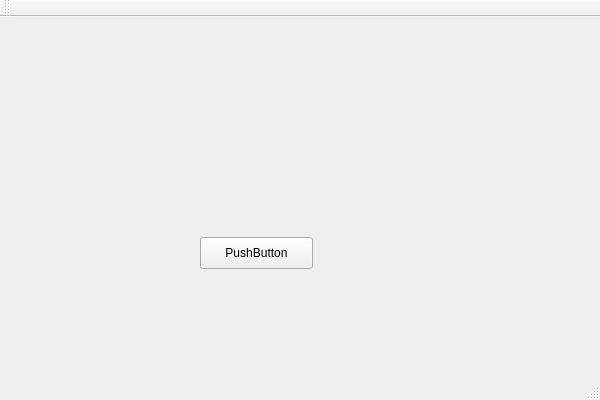
First picture: the form in mainwindow.ui, repository seven1240/trainer-studio-opensource, before the edit.
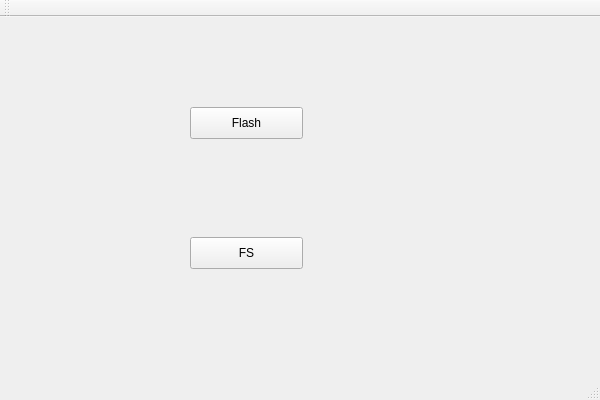
Second picture: the form after the edit.

The edit to the form file:
```diff
--- a/mainwindow.ui
+++ b/mainwindow.ui
@@ -17,14 +17,27 @@
    <widget class="QPushButton" name="pushButton">
     <property name="geometry">
      <rect>
-      <x>200</x>
+      <x>190</x>
+      <y>90</y>
+      <width>113</width>
+      <height>32</height>
+     </rect>
+    </property>
+    <property name="text">
+     <string>Flash</string>
+    </property>
+   </widget>
+   <widget class="QPushButton" name="pushButton_2">
+    <property name="geometry">
+     <rect>
+      <x>190</x>
       <y>220</y>
       <width>113</width>
       <height>32</height>
      </rect>
     </property>
     <property name="text">
-     <string>PushButton</string>
+     <string>FS</string>
     </property>
    </widget>
   </widget>
```
